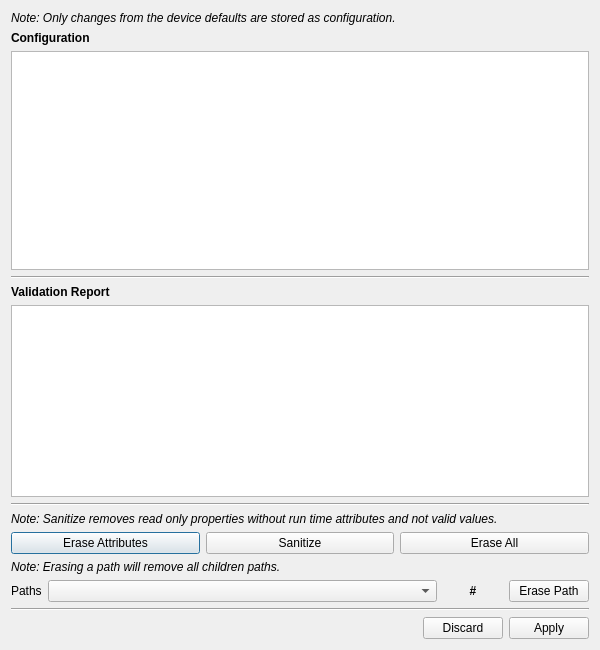
The window that src/pythonGui/karabogui/project/dialog/device_configuration.ui (European-XFEL/Karabo) describes before a commit, drawn with Qt 5.
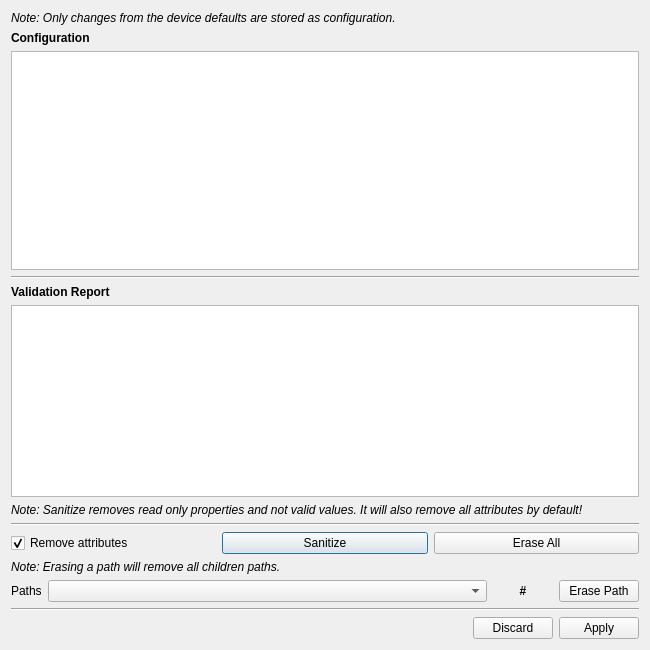
The same window after the commit.

Commit message: GUI: Project configuration dialog erase attributes on sanitize

```diff
--- a/src/pythonGui/karabogui/project/dialog/device_configuration.ui
+++ b/src/pythonGui/karabogui/project/dialog/device_configuration.ui
@@ -6,7 +6,7 @@
    <rect>
     <x>0</x>
     <y>0</y>
-    <width>600</width>
+    <width>650</width>
     <height>650</height>
    </rect>
   </property>
@@ -103,13 +103,6 @@
      </item>
     </layout>
    </item>
-   <item>
-    <widget class="Line" name="line_2">
-     <property name="orientation">
-      <enum>Qt::Horizontal</enum>
-     </property>
-    </widget>
-   </item>
    <item>
     <widget class="QLabel" name="label_4">
      <property name="font">
@@ -118,19 +111,29 @@
       </font>
      </property>
      <property name="text">
-      <string>Note: Sanitize removes read only properties without run time attributes and not valid values.</string>
+      <string>Note: Sanitize removes read only properties and not valid values. It will also remove all attributes by default!</string>
      </property>
      <property name="wordWrap">
       <bool>true</bool>
      </property>
     </widget>
    </item>
+   <item>
+    <widget class="Line" name="line_2">
+     <property name="orientation">
+      <enum>Qt::Horizontal</enum>
+     </property>
+    </widget>
+   </item>
    <item>
     <layout class="QHBoxLayout" name="horizontalLayout_2">
      <item>
-      <widget class="QPushButton" name="ui_erase_attributes">
+      <widget class="QCheckBox" name="ui_remove_attributes">
        <property name="text">
-        <string>Erase Attributes</string>
+        <string>Remove attributes</string>
+       </property>
+       <property name="checked">
+        <bool>true</bool>
        </property>
       </widget>
      </item>
```
Left out of the diff: 4 changed lines with no effect on the pictures. The commit also changes 2 other files.
